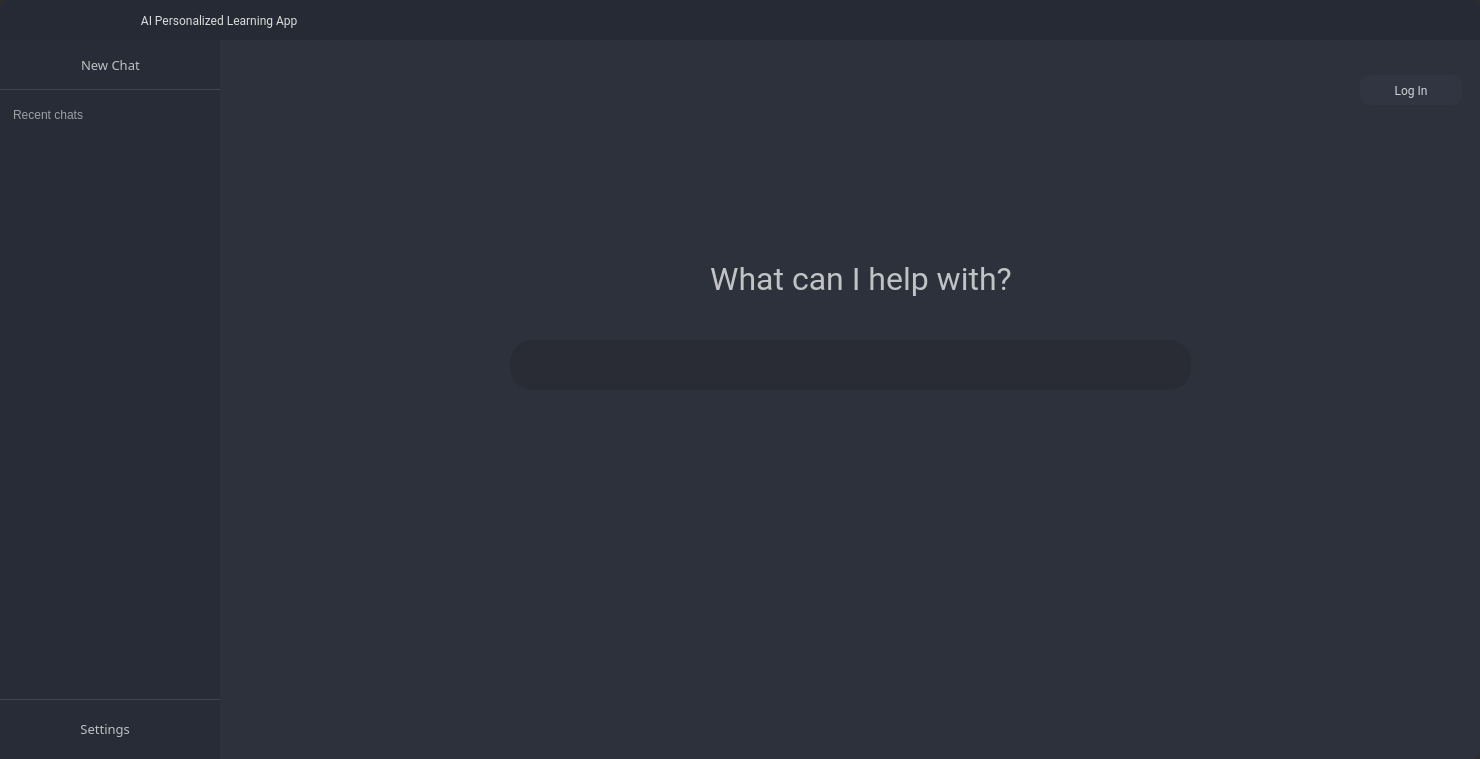
Before: the Qt Designer form FrontEnd/xml_ui/mainUI.ui in sandeepbhaskar14/AI-Personalized-Learning-Desktop-Application, drawn with Qt 5.
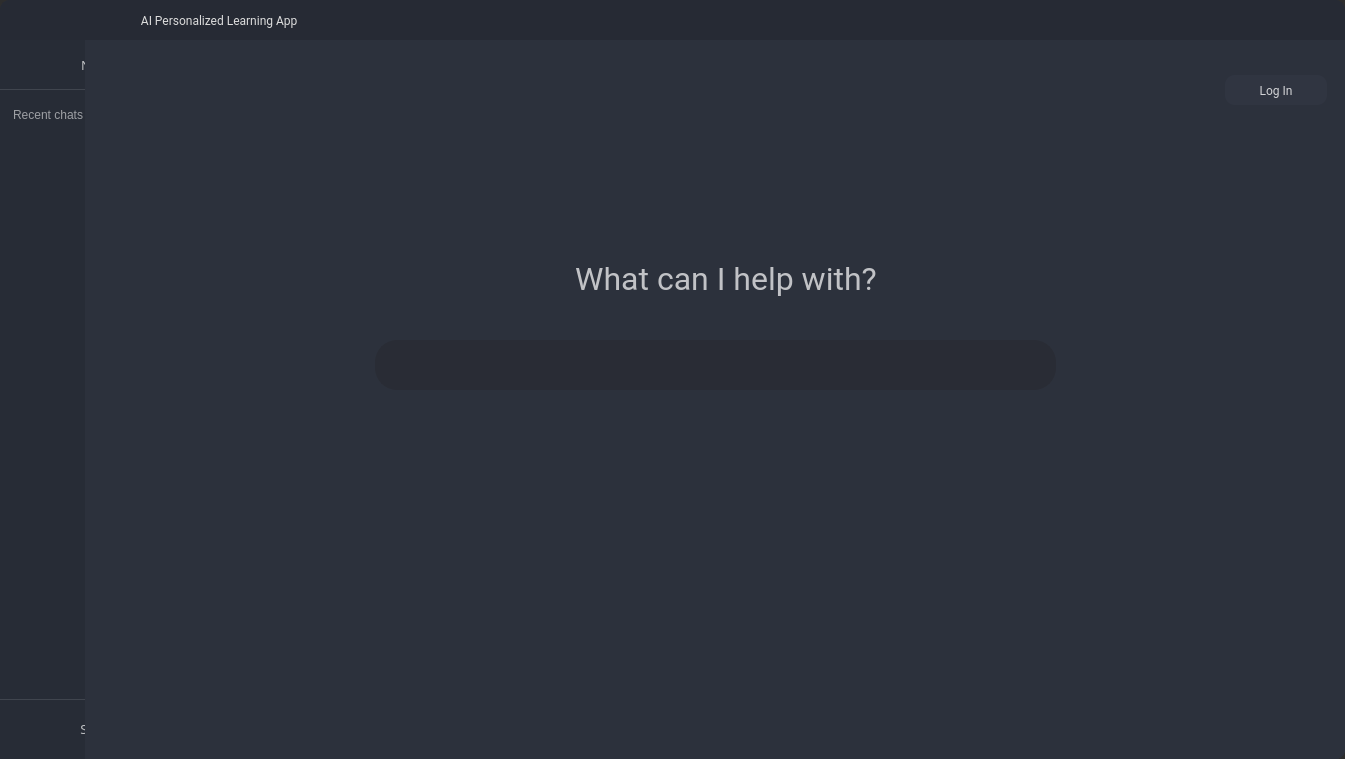
After: the same form once the commit is applied. Icons and pictures are not drawn. Custom widgets are drawn as their Qt base class.

The edit to the form file:
```diff
--- a/FrontEnd/xml_ui/mainUI.ui
+++ b/FrontEnd/xml_ui/mainUI.ui
@@ -6,7 +6,7 @@
    <rect>
     <x>0</x>
     <y>0</y>
-    <width>1480</width>
+    <width>1345</width>
     <height>759</height>
    </rect>
   </property>
@@ -507,7 +507,7 @@
            <widget class="QFrame" name="toggle_frame_left">
             <property name="minimumSize">
              <size>
-              <width>220</width>
+              <width>85</width>
               <height>0</height>
              </size>
             </property>
```
